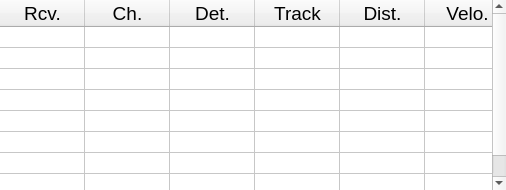
Before: the Qt Designer form src/AWLQtDemo/TableView.ui in samanwaya-jena/EVAL-ADAL6110-16-GUI, drawn with Qt 5.
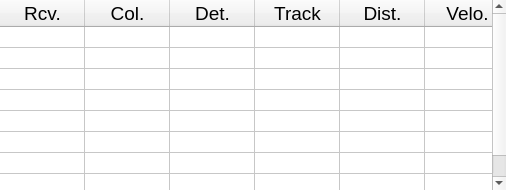
After: the same form once the commit is applied. Icons and pictures are not drawn.

Diff of the .ui file:
```diff
--- a/src/AWLQtDemo/TableView.ui
+++ b/src/AWLQtDemo/TableView.ui
@@ -188,7 +188,7 @@
      </column>
      <column>
       <property name="text">
-       <string>Ch.</string>
+       <string>Col.</string>
       </property>
       <property name="font">
        <font>
```
